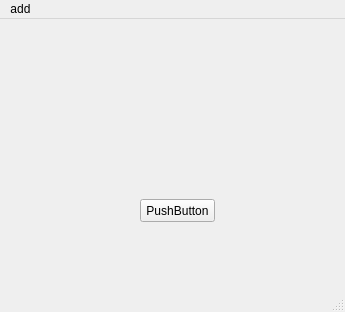
Before: the Qt Designer form mainwindow.ui in MyNftShop/FrameLessWidget, drawn with Qt 5.
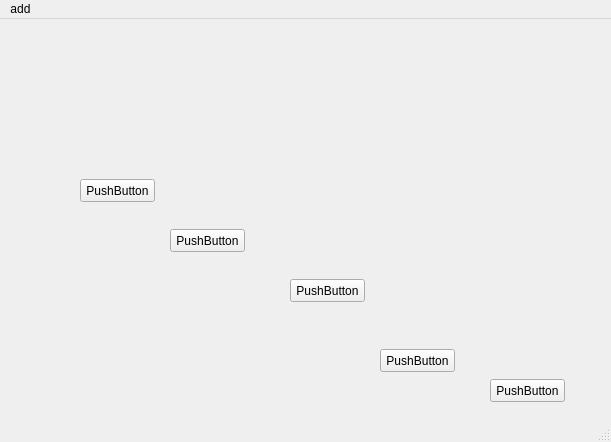
After: the same form once the commit is applied.

The edit to the form file:
```diff
--- a/mainwindow.ui
+++ b/mainwindow.ui
@@ -6,8 +6,8 @@
    <rect>
     <x>0</x>
     <y>0</y>
-    <width>345</width>
-    <height>312</height>
+    <width>611</width>
+    <height>442</height>
    </rect>
   </property>
   <property name="windowTitle">
@@ -17,8 +17,60 @@
    <widget class="QPushButton" name="pushButton">
     <property name="geometry">
      <rect>
-      <x>140</x>
-      <y>180</y>
+      <x>80</x>
+      <y>160</y>
+      <width>75</width>
+      <height>23</height>
+     </rect>
+    </property>
+    <property name="text">
+     <string>PushButton</string>
+    </property>
+   </widget>
+   <widget class="QPushButton" name="pushButton_2">
+    <property name="geometry">
+     <rect>
+      <x>170</x>
+      <y>210</y>
+      <width>75</width>
+      <height>23</height>
+     </rect>
+    </property>
+    <property name="text">
+     <string>PushButton</string>
+    </property>
+   </widget>
+   <widget class="QPushButton" name="pushButton_3">
+    <property name="geometry">
+     <rect>
+      <x>290</x>
+      <y>260</y>
+      <width>75</width>
+      <height>23</height>
+     </rect>
+    </property>
+    <property name="text">
+     <string>PushButton</string>
+    </property>
+   </widget>
+   <widget class="QPushButton" name="pushButton_4">
+    <property name="geometry">
+     <rect>
+      <x>380</x>
+      <y>330</y>
+      <width>75</width>
+      <height>23</height>
+     </rect>
+    </property>
+    <property name="text">
+     <string>PushButton</string>
+    </property>
+   </widget>
+   <widget class="QPushButton" name="pushButton_5">
+    <property name="geometry">
+     <rect>
+      <x>490</x>
+      <y>360</y>
       <width>75</width>
       <height>23</height>
      </rect>
@@ -33,7 +85,7 @@
     <rect>
      <x>0</x>
      <y>0</y>
-     <width>345</width>
+     <width>611</width>
      <height>23</height>
     </rect>
    </property>
```
Left out of the diff: 6 changed lines with no effect on the pictures.
